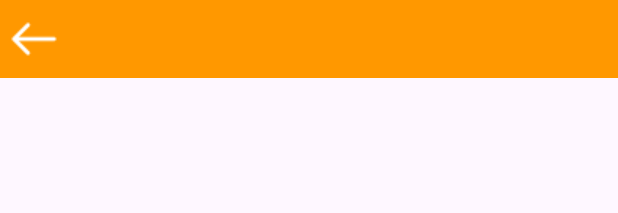
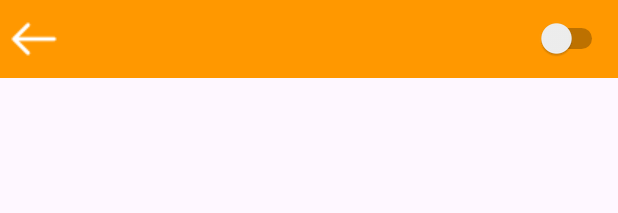
Before and after one commit to HetalPatel01/Billapp, an Android app: the layout activity_print.xml on its own in the app's theme, with its tools: preview values and no code run, on a phone screen of 412 x 824 dp. Shown: the top 213 px of the screen. Run offline under Robolectric (Android 15) with nearby library versions, the phone set to English and light mode, and no system bars.

```diff
--- a/app/src/main/res/layout/activity_print.xml
+++ b/app/src/main/res/layout/activity_print.xml
@@ -1,5 +1,6 @@
 <?xml version="1.0" encoding="utf-8"?>
 <RelativeLayout xmlns:android="http://schemas.android.com/apk/res/android"
+    xmlns:app="http://schemas.android.com/apk/res-auto"
     xmlns:tools="http://schemas.android.com/tools"
     android:layout_width="match_parent"
     android:layout_height="match_parent"
@@ -20,6 +21,17 @@
             android:src="@drawable/ic_back"
             android:tint="@color/white" />
 
+        <Switch
+            android:id="@+id/sw"
+            android:layout_width="wrap_content"
+            android:layout_height="wrap_content"
+            android:layout_alignParentRight="true"
+            android:layout_centerVertical="true"
+            android:layout_marginRight="@dimen/_5sdp"
+            android:checked="false"
+            app:layout_constraintBottom_toBottomOf="parent"
+            app:layout_constraintRight_toRightOf="parent"
+            app:layout_constraintTop_toTopOf="parent" />
 
     </RelativeLayout>
 
```
Also changed, not shown: app/src/main/java/com/billapp/activity/PrintActivity.java (+21 -0 lines), app/src/main/java/com/billapp/adapter/BluetoothDeviceAdapter.java (+2 -10 lines).
